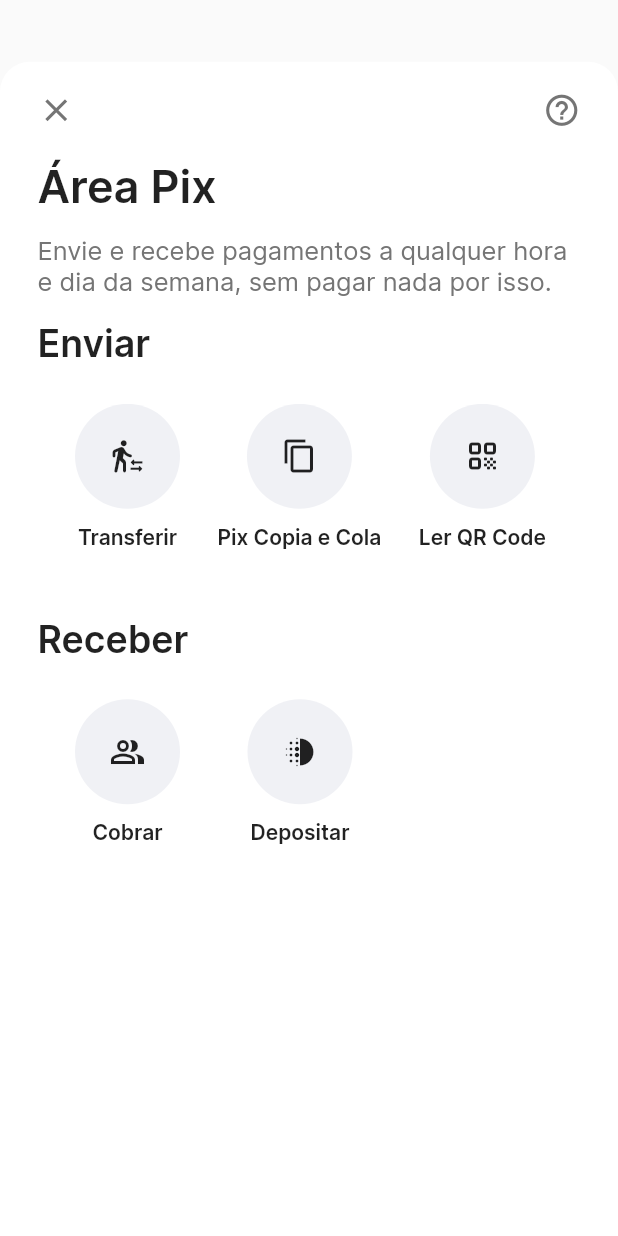
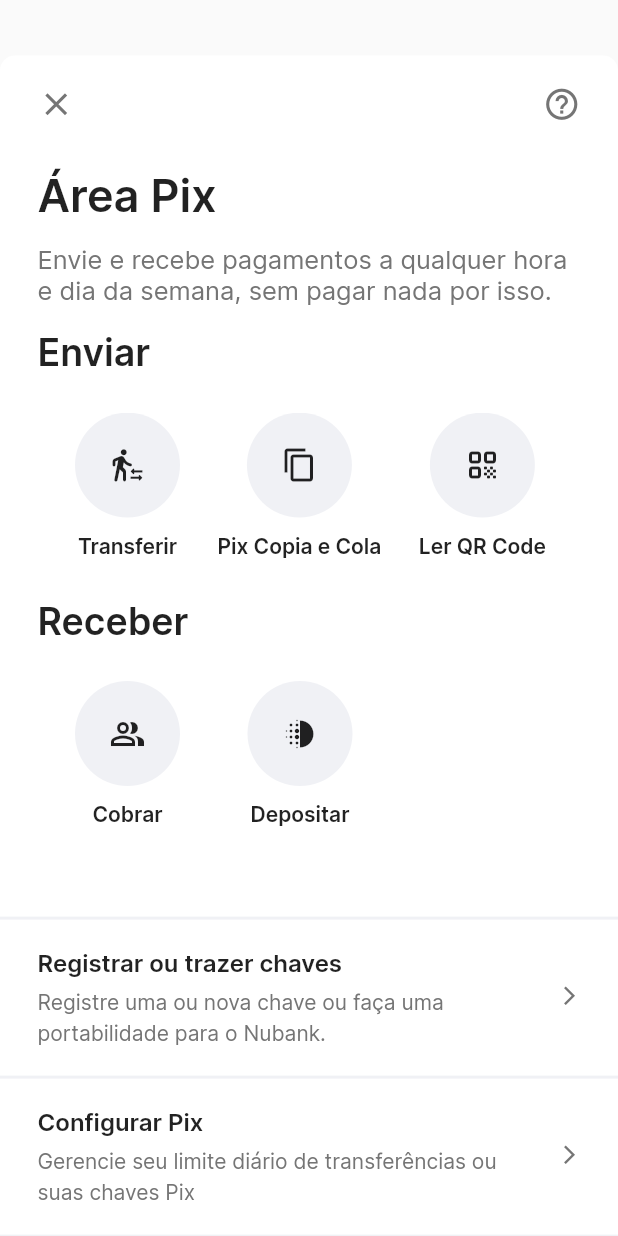
Before and after one commit to gbtb16/sasa-bank, a Flutter app: the PixPage widget shown alone on an empty page, opened directly, on a phone screen of 412 x 824 dp. Run offline on Flutter 3.47's test engine with Material 2 defaults, Android fonts, the phone set to English and light mode, and no system bars; our stand-ins replace page_transition; statements that could not run were skipped.

Commit message:
app: updated to v1.0.3+5

```diff
--- a/lib/areas/expanded_scrolling_area.dart
+++ b/lib/areas/expanded_scrolling_area.dart
@@ -2,15 +2,16 @@ import 'package:flutter/material.dart';
 
 class ExpandedScrollingArea extends StatelessWidget {
   final Widget child;
+  final ScrollPhysics? physics;
 
-  const ExpandedScrollingArea({Key? key, required this.child})
+  const ExpandedScrollingArea({Key? key, required this.child, this.physics})
       : super(key: key);
 
   @override
   Widget build(BuildContext context) {
     return Expanded(
       child: SingleChildScrollView(
-        physics: const BouncingScrollPhysics(),
+        physics: physics ?? const BouncingScrollPhysics(),
         child: child,
       ),
     );
--- a/lib/components/useful/top_bar.dart
+++ b/lib/components/useful/top_bar.dart
@@ -21,7 +21,12 @@ class TopBar extends StatelessWidget {
     }
 
     return Padding(
-      padding: const EdgeInsets.symmetric(vertical: 20, horizontal: 25),
+      padding: const EdgeInsets.only(
+        top: 20,
+        left: 25,
+        right: 25,
+        bottom: 15,
+      ),
       child: Row(
         mainAxisAlignment: MainAxisAlignment.spaceBetween,
         crossAxisAlignment: CrossAxisAlignment.start,
--- a/lib/managements/cards/account/account_card.dart
+++ b/lib/managements/cards/account/account_card.dart
@@ -6,7 +6,8 @@ import 'package:sasa_bank/managements/cards/account/buttons/buttons_manager.dart
 import 'package:sasa_bank/menus/top_menu/top_menu.dart';
 import 'package:sasa_bank/widgets/custom_card_widget.dart';
 import 'package:sasa_bank/options/default_options.dart';
-import 'package:sasa_bank/managements/global/global_variables.dart' as globals;
+import 'package:sasa_bank/managements/global/visibility_management.dart'
+    as globals;
 
 class AccountCard extends StatefulWidget {
   const AccountCard({Key? key}) : super(key: key);
--- a/lib/managements/cards/credit_card/credit_card.dart
+++ b/lib/managements/cards/credit_card/credit_card.dart
@@ -3,7 +3,8 @@ import 'package:flutter/material.dart';
 import 'package:sasa_bank/menus/top_menu/top_menu.dart';
 import 'package:sasa_bank/widgets/custom_card_widget.dart';
 import 'package:sasa_bank/options/default_options.dart';
-import 'package:sasa_bank/managements/global/global_variables.dart' as globals;
+import 'package:sasa_bank/managements/global/visibility_management.dart'
+    as globals;
 
 class CreditCard extends StatefulWidget {
   const CreditCard({Key? key}) : super(key: key);
--- a/lib/managements/modals/pix/pix_page.dart
+++ b/lib/managements/modals/pix/pix_page.dart
@@ -1,11 +1,13 @@
 import 'package:flutter/material.dart';
 
 import 'package:sasa_bank/areas/expanded_scrolling_area.dart';
+import 'package:sasa_bank/components/ui/divider.dart' as divider;
 import 'package:sasa_bank/components/useful/subtitle.dart';
 import 'package:sasa_bank/components/useful/title.dart' as title;
 import 'package:sasa_bank/components/useful/top_bar.dart';
 import 'package:sasa_bank/managements/modals/pix/give_buttons/give_buttons_manager.dart';
 import 'package:sasa_bank/managements/modals/pix/send_buttons/send_buttons_manager.dart';
+import 'package:sasa_bank/managements/modals/pix/tiles/tiles_manager.dart';
 import 'package:sasa_bank/options/default_options.dart';
 
 class PixPage extends StatelessWidget {
@@ -14,12 +16,12 @@ class PixPage extends StatelessWidget {
   @override
   Widget build(BuildContext context) {
     return DraggableScrollableSheet(
-      initialChildSize: 0.95,
+      initialChildSize: 0.955,
       builder: (_, context) => Container(
         decoration: BoxDecoration(
           color: defaultColorOptions.iconColor,
           borderRadius: const BorderRadius.vertical(
-            top: Radius.circular(20),
+            top: Radius.circular(10),
           ),
         ),
         child: Column(
@@ -28,10 +30,14 @@ class PixPage extends StatelessWidget {
               secondIconName: Icons.help_outline,
             ),
             ExpandedScrollingArea(
-              child: Padding(
+              physics: const ClampingScrollPhysics(),
+              child: Column(
+                children: [
+                  Padding(
                     padding: const EdgeInsets.symmetric(horizontal: 25),
                     child: Column(
                       children: const [
+                        SizedBox(height: 15),
                         title.Title(text: 'Área Pix', fontSize: 30),
                         SizedBox(height: 15),
                         Subtitle(
@@ -41,13 +47,18 @@ class PixPage extends StatelessWidget {
                         title.Title(text: 'Enviar'),
                         SizedBox(height: 25),
                         SendButtonsManager(),
-                    SizedBox(height: 25),
+                        SizedBox(height: 7),
                         title.Title(text: 'Receber'),
                         SizedBox(height: 25),
                         GiveButtonsManager(),
-                    SizedBox(height: 25),
+                        SizedBox(height: 40),
                       ],
                     ),
+                  ),
+                  const divider.Divider(),
+                  const TilesManager(),
+                  const SizedBox(height: 20),
+                ],
               ),
             ),
           ],
--- /dev/null
+++ b/lib/managements/modals/pix/tiles/tiles_manager.dart
@@ -0,0 +1,67 @@
+import 'package:flutter/material.dart';
+import 'package:sasa_bank/components/ui/divider.dart' as divider;
+
+import 'package:sasa_bank/managements/modals/pix/tiles/tiles_object.dart';
+import 'package:sasa_bank/options/default_options.dart';
+
+class TilesManager extends StatefulWidget {
+  const TilesManager({Key? key}) : super(key: key);
+
+  @override
+  State<TilesManager> createState() => _TilesManagerState();
+}
+
+class _TilesManagerState extends State<TilesManager> {
+  @override
+  Widget build(BuildContext context) {
+    return SizedBox(
+      width: MediaQuery.of(context).size.width,
+      child: ListView.builder(
+          shrinkWrap: true,
+          physics: const NeverScrollableScrollPhysics(),
+          itemCount: tiles.length,
+          itemBuilder: (context, index) {
+            var titles = tiles.map((e) => e.title).toList();
+            var subtitles = tiles.map((e) => e.subtitle).toList();
+
+            return Column(
+              children: [
+                ListTile(
+                  contentPadding:
+                      const EdgeInsets.symmetric(vertical: 15, horizontal: 25),
+                  title: Padding(
+                    padding: const EdgeInsets.only(bottom: 5),
+                    child: Text(
+                      titles[index],
+                      style: TextStyle(
+                        color: defaultColorOptions.textColor,
+                        fontSize: 16,
+                        fontWeight: FontWeight.bold,
+                      ),
+                    ),
+                  ),
+                  subtitle: Text(
+                    subtitles[index],
+                    style: TextStyle(
+                      color: defaultColorOptions.secondTextColor,
+                      fontSize: 14,
+                      height: 1.5,
+                    ),
+                  ),
+                  trailing: Padding(
+                    padding: const EdgeInsets.only(top: 12),
+                    child: Icon(
+                      Icons.arrow_back_ios_outlined,
+                      color: defaultColorOptions.secondTextColor,
+                      textDirection: TextDirection.rtl,
+                      size: 15,
+                    ),
+                  ),
+                ),
+                const divider.Divider(),
+              ],
+            );
+          }),
+    );
+  }
+}
--- /dev/null
+++ b/lib/managements/modals/pix/tiles/tiles_object.dart
@@ -0,0 +1,18 @@
+class Tiles {
+  final String title;
+  final String subtitle;
+
+  Tiles({required this.title, required this.subtitle});
+}
+
+List<Tiles> tiles = [
+  Tiles(
+    title: 'Registrar ou trazer chaves',
+    subtitle:
+        'Registre uma ou nova chave ou faça uma portabilidade para o Nubank.',
+  ),
+  Tiles(
+    title: 'Configurar Pix',
+    subtitle: 'Gerencie seu limite diário de transferências ou suas chaves Pix',
+  ),
+];
--- a/lib/menus/top_menu/top_menu.dart
+++ b/lib/menus/top_menu/top_menu.dart
@@ -3,7 +3,8 @@ import 'package:flutter/material.dart';
 import 'package:sasa_bank/functions/modals/modal_without_background_opacity.dart';
 import 'package:sasa_bank/menus/top_menu/pages/account/account_page.dart';
 import 'package:sasa_bank/options/default_options.dart';
-import 'package:sasa_bank/managements/global/global_variables.dart' as globals;
+import 'package:sasa_bank/managements/global/visibility_management.dart'
+    as globals;
 
 final globals.Visibility visibility = globals.Visibility();
 
--- a/pubspec.yaml
+++ b/pubspec.yaml
@@ -2,7 +2,7 @@ name: sasa_bank
 description: Sasa Bank
 
 publish_to: 'none'
-version: 1.0.3+4
+version: 1.0.3+5
 
 environment:
   sdk: ">=2.16.1 <3.0.0"
```
Also changed, not shown: lib/managements/global/visibility_management.dart (renamed from lib/managements/global/global_variables.dart). Lines whose indentation alone changed are shown as unchanged.
